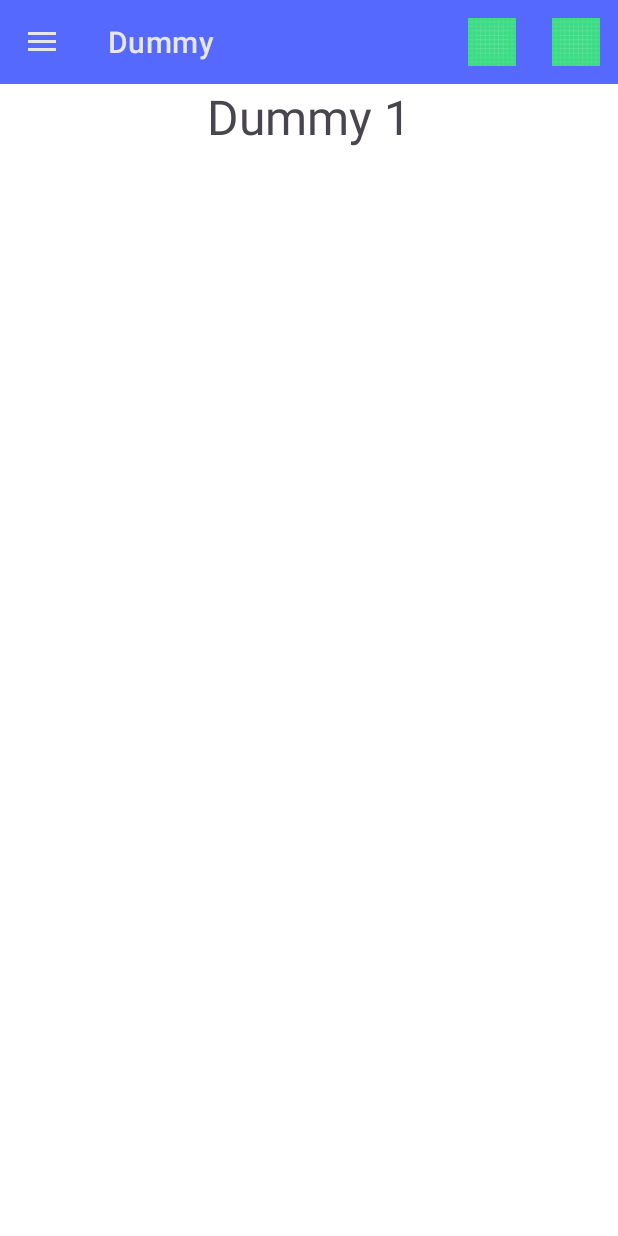
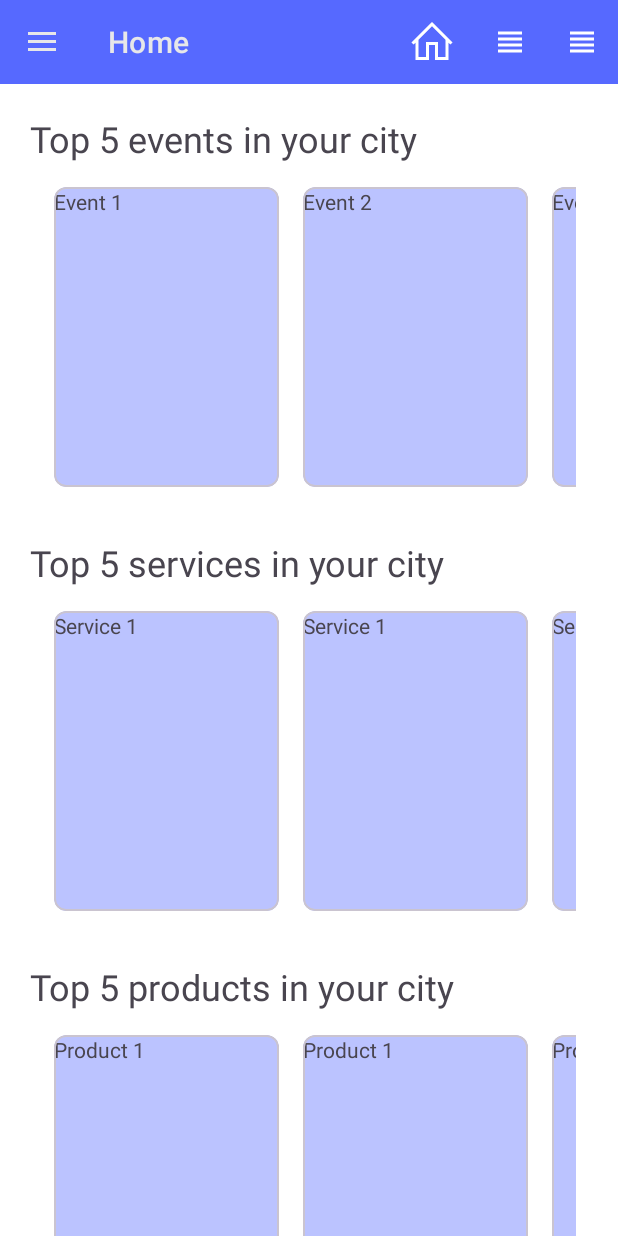
Before and after one commit to nikola-velemir/fusmobilni, an Android app: the HomeActivity screen opened directly, with no data from a screen before it, on a phone screen of 412 x 824 dp. Run offline under Robolectric (Android 15) with nearby library versions, the phone set to English and light mode, and no system bars; our stand-ins replace navigation-ui.

Commit message:
[feature/wip] home page cards

```diff
--- a/app/src/main/java/com/example/fusmobilni/activities/HomeActivity.java
+++ b/app/src/main/java/com/example/fusmobilni/activities/HomeActivity.java
@@ -82,7 +82,7 @@ public class HomeActivity extends AppCompatActivity {
             }
         });
 
-        _appBarConfiguration = new AppBarConfiguration.Builder(R.id.dummy_fragment,R.id.second_dummy_fragment).setOpenableLayout(_drawer).build();
+        _appBarConfiguration = new AppBarConfiguration.Builder(R.id.home_fragment, R.id.dummy_fragment,R.id.second_dummy_fragment).setOpenableLayout(_drawer).build();
         NavigationUI.setupWithNavController(_navigationView, _navController);
         NavigationUI.setupActionBarWithNavController(this, _navController, _appBarConfiguration);
     }
--- /dev/null
+++ b/app/src/main/java/com/example/fusmobilni/fragments/HomeFragment.java
@@ -0,0 +1,62 @@
+package com.example.fusmobilni.fragments;
+
+import android.os.Bundle;
+
+import androidx.fragment.app.Fragment;
+import androidx.fragment.app.FragmentTransaction;
+
+import android.view.LayoutInflater;
+import android.view.View;
+import android.view.ViewGroup;
+
+import com.example.fusmobilni.R;
+import com.example.fusmobilni.databinding.FragmentHomeBinding;
+
+/**
+ * A simple {@link Fragment} subclass.
+ * Use the {@link HomeFragment#newInstance} factory method to
+ * create an instance of this fragment.
+ */
+public class HomeFragment extends Fragment {
+
+    // TODO: Rename parameter arguments, choose names that match
+    // the fragment initialization parameters, e.g. ARG_ITEM_NUMBER
+    private FragmentHomeBinding _binding;
+    private static final String ARG_PARAM1 = "param1";
+    private static final String ARG_PARAM2 = "param2";
+
+    // TODO: Rename and change types of parameters
+    private String mParam1;
+    private String mParam2;
+
+    public HomeFragment() {
+        // Required empty public constructor
+    }
+    public static HomeFragment newInstance() {
+        HomeFragment fragment = new HomeFragment();
+//        Bundle args = new Bundle();
+//        args.putString(ARG_PARAM1, param1);
+//        args.putString(ARG_PARAM2, param2);
+//        fragment.setArguments(args);
+        return fragment;
+    }
+
+    @Override
+    public void onCreate(Bundle savedInstanceState) {
+        super.onCreate(savedInstanceState);
+        if (getArguments() != null) {
+            mParam1 = getArguments().getString(ARG_PARAM1);
+            mParam2 = getArguments().getString(ARG_PARAM2);
+        }
+    }
+
+    @Override
+    public View onCreateView(LayoutInflater inflater, ViewGroup container,
+                             Bundle savedInstanceState) {
+        // Inflate the layout for this fragment
+        _binding = FragmentHomeBinding.inflate(inflater,container,false);
+        View root = _binding.getRoot();
+
+        return root;
+    }
+}
--- /dev/null
+++ b/app/src/main/res/drawable/ic_home_big_black.xml
@@ -0,0 +1,9 @@
+<vector xmlns:android="http://schemas.android.com/apk/res/android"
+    android:width="64dp"
+    android:height="64dp"
+    android:viewportWidth="32"
+    android:viewportHeight="32">
+  <path
+      android:fillColor="#FF000000"
+      android:pathData="M16,2.594L15.281,3.281L2.281,16.281L3.719,17.719L5,16.438L5,28L14,28L14,18L18,18L18,28L27,28L27,16.438L28.281,17.719L29.719,16.281L16.719,3.281ZM16,5.438L25,14.438L25,26L20,26L20,16L12,16L12,26L7,26L7,14.438Z"/>
+</vector>
--- /dev/null
+++ b/app/src/main/res/drawable/ic_home_big_white.xml
@@ -0,0 +1,9 @@
+<vector xmlns:android="http://schemas.android.com/apk/res/android"
+    android:width="64dp"
+    android:height="64dp"
+    android:viewportWidth="32"
+    android:viewportHeight="32">
+  <path
+      android:fillColor="#FFFFFF"
+      android:pathData="M16,2.594L15.281,3.281L2.281,16.281L3.719,17.719L5,16.438L5,28L14,28L14,18L18,18L18,28L27,28L27,16.438L28.281,17.719L29.719,16.281L16.719,3.281ZM16,5.438L25,14.438L25,26L20,26L20,16L12,16L12,26L7,26L7,14.438Z"/>
+</vector>
--- /dev/null
+++ b/app/src/main/res/drawable/ic_home_small_black.xml
@@ -0,0 +1,9 @@
+<vector xmlns:android="http://schemas.android.com/apk/res/android"
+    android:width="32dp"
+    android:height="32dp"
+    android:viewportWidth="32"
+    android:viewportHeight="32">
+  <path
+      android:fillColor="#FF000000"
+      android:pathData="M16,2.594L15.281,3.281L2.281,16.281L3.719,17.719L5,16.438L5,28L14,28L14,18L18,18L18,28L27,28L27,16.438L28.281,17.719L29.719,16.281L16.719,3.281ZM16,5.438L25,14.438L25,26L20,26L20,16L12,16L12,26L7,26L7,14.438Z"/>
+</vector>
--- /dev/null
+++ b/app/src/main/res/drawable/ic_home_small_white.xml
@@ -0,0 +1,9 @@
+<vector xmlns:android="http://schemas.android.com/apk/res/android"
+    android:width="32dp"
+    android:height="32dp"
+    android:viewportWidth="32"
+    android:viewportHeight="32">
+  <path
+      android:fillColor="#FFFFFF"
+      android:pathData="M16,2.594L15.281,3.281L2.281,16.281L3.719,17.719L5,16.438L5,28L14,28L14,18L18,18L18,28L27,28L27,16.438L28.281,17.719L29.719,16.281L16.719,3.281ZM16,5.438L25,14.438L25,26L20,26L20,16L12,16L12,26L7,26L7,14.438Z"/>
+</vector>
--- /dev/null
+++ b/app/src/main/res/layout/fragment_home.xml
@@ -0,0 +1,278 @@
+<?xml version="1.0" encoding="utf-8"?>
+<FrameLayout xmlns:android="http://schemas.android.com/apk/res/android"
+    xmlns:app="http://schemas.android.com/apk/res-auto"
+    xmlns:tools="http://schemas.android.com/tools"
+    android:layout_width="match_parent"
+    android:layout_height="match_parent"
+    tools:context=".fragments.HomeFragment">
+
+    <androidx.constraintlayout.widget.ConstraintLayout
+        android:layout_width="match_parent"
+        android:layout_height="match_parent">
+
+        <LinearLayout
+            android:layout_width="match_parent"
+            android:layout_height="match_parent"
+            android:layout_marginStart="20dp"
+            android:layout_marginTop="20dp"
+            android:layout_marginEnd="20dp"
+            android:layout_marginBottom="20dp"
+            android:orientation="vertical"
+            app:layout_constraintBottom_toBottomOf="parent"
+            app:layout_constraintEnd_toEndOf="parent"
+            app:layout_constraintStart_toStartOf="parent"
+            app:layout_constraintTop_toTopOf="parent">
+
+            <TextView
+                android:id="@+id/textViewTop5Events"
+                android:layout_width="match_parent"
+                android:layout_height="wrap_content"
+                android:text="Top 5 events in your city"
+                android:textSize="24sp" />
+
+            <HorizontalScrollView
+                android:layout_width="match_parent"
+                android:layout_height="250dp"
+                android:padding="8dp"
+                android:scrollbars="none">
+
+                <LinearLayout
+                    android:layout_width="wrap_content"
+                    android:layout_height="match_parent"
+                    android:orientation="horizontal">
+
+                    <!-- Material Cards for Top 5 Events -->
+                    <com.google.android.material.card.MaterialCardView
+                        android:layout_width="150dp"
+                        android:layout_height="200dp"
+                        android:layout_margin="8dp"
+                        app:cardCornerRadius="8dp">
+
+                        <TextView
+                            android:layout_width="wrap_content"
+                            android:layout_height="wrap_content"
+                            android:text="Event 1" />
+                    </com.google.android.material.card.MaterialCardView>
+
+                    <com.google.android.material.card.MaterialCardView
+                        android:layout_width="150dp"
+                        android:layout_height="200dp"
+                        android:layout_margin="8dp"
+                        app:cardCornerRadius="8dp">
+
+                        <TextView
+                            android:layout_width="wrap_content"
+                            android:layout_height="wrap_content"
+                            android:text="Event 2" />
+                    </com.google.android.material.card.MaterialCardView>
+
+                    <com.google.android.material.card.MaterialCardView
+                        android:layout_width="150dp"
+                        android:layout_height="200dp"
+                        android:layout_margin="8dp"
+                        app:cardCornerRadius="8dp">
+
+                        <TextView
+                            android:layout_width="wrap_content"
+                            android:layout_height="wrap_content"
+                            android:text="Event 3" />
+                    </com.google.android.material.card.MaterialCardView>
+
+                    <com.google.android.material.card.MaterialCardView
+                        android:layout_width="150dp"
+                        android:layout_height="200dp"
+                        android:layout_margin="8dp"
+                        app:cardCornerRadius="8dp">
+
+                        <TextView
+                            android:layout_width="wrap_content"
+                            android:layout_height="wrap_content"
+                            android:text="Event 4" />
+                    </com.google.android.material.card.MaterialCardView>
+
+                    <com.google.android.material.card.MaterialCardView
+                        android:layout_width="150dp"
+                        android:layout_height="200dp"
+                        android:layout_margin="8dp"
+                        app:cardCornerRadius="8dp">
+
+                        <TextView
+                            android:layout_width="wrap_content"
+                            android:layout_height="wrap_content"
+                            android:text="Event 5" />
+                    </com.google.android.material.card.MaterialCardView>
+
+                </LinearLayout>
+            </HorizontalScrollView>
+
+            <TextView
+                android:id="@+id/textViewTop5Services"
+                android:layout_width="match_parent"
+                android:layout_height="wrap_content"
+                android:text="Top 5 services in your city"
+                android:textSize="24sp" />
+
+            <HorizontalScrollView
+                android:layout_width="match_parent"
+                android:layout_height="250dp"
+                android:padding="8dp"
+                android:scrollbars="none">
+
+                <LinearLayout
+                    android:layout_width="wrap_content"
+                    android:layout_height="match_parent"
+                    android:orientation="horizontal">
+
+                    <!-- Material Cards for Top 5 Services -->
+                    <com.google.android.material.card.MaterialCardView
+                        android:layout_width="150dp"
+                        android:layout_height="200dp"
+                        android:layout_margin="8dp"
+                        app:cardCornerRadius="8dp">
+
+                        <TextView
+                            android:layout_width="wrap_content"
+                            android:layout_height="wrap_content"
+                            android:text="Service 1" />
+                    </com.google.android.material.card.MaterialCardView>
+
+                    <com.google.android.material.card.MaterialCardView
+                        android:layout_width="150dp"
+                        android:layout_height="200dp"
+                        android:layout_margin="8dp"
+                        app:cardCornerRadius="8dp">
+
+                        <TextView
+                            android:layout_width="wrap_content"
+                            android:layout_height="wrap_content"
+                            android:text="Service 1" />
+                    </com.google.android.material.card.MaterialCardView>
+
+                    <com.google.android.material.card.MaterialCardView
+                        android:layout_width="150dp"
+                        android:layout_height="200dp"
+                        android:layout_margin="8dp"
+                        app:cardCornerRadius="8dp">
+
+                        <TextView
+                            android:layout_width="wrap_content"
+                            android:layout_height="wrap_content"
+                            android:text="Service 1" />
+                    </com.google.android.material.card.MaterialCardView>
+
+                    <com.google.android.material.card.MaterialCardView
+                        android:layout_width="150dp"
+                        android:layout_height="200dp"
+                        android:layout_margin="8dp"
+                        app:cardCornerRadius="8dp">
+
+                        <TextView
+                            android:layout_width="wrap_content"
+                            android:layout_height="wrap_content"
+                            android:text="Service 1" />
+                    </com.google.android.material.card.MaterialCardView>
+
+                    <com.google.android.material.card.MaterialCardView
+                        android:layout_width="150dp"
+                        android:layout_height="200dp"
+                        android:layout_margin="8dp"
+                        app:cardCornerRadius="8dp">
+
+                        <TextView
+                            android:layout_width="wrap_content"
+                            android:layout_height="wrap_content"
+                            android:text="Service 1" />
+                    </com.google.android.material.card.MaterialCardView>
+
+                    <!-- Add more MaterialCardView for each service as needed -->
+
+                </LinearLayout>
+            </HorizontalScrollView>
+
+            <TextView
+                android:id="@+id/textViewTop5Products"
+                android:layout_width="match_parent"
+                android:layout_height="wrap_content"
+                android:text="Top 5 products in your city"
+                android:textSize="24sp" />
+
+            <HorizontalScrollView
+                android:layout_width="match_parent"
+                android:layout_height="250dp"
+                android:padding="8dp"
+                android:scrollbars="none">
+
+                <LinearLayout
+                    android:layout_width="wrap_content"
+                    android:layout_height="match_parent"
+                    android:orientation="horizontal">
+
+                    <!-- Material Cards for Top 5 Products -->
+                    <com.google.android.material.card.MaterialCardView
+                        android:layout_width="150dp"
+                        android:layout_height="200dp"
+                        android:layout_margin="8dp"
+                        app:cardCornerRadius="8dp">
+
+                        <TextView
+                            android:layout_width="wrap_content"
+                            android:layout_height="wrap_content"
+                            android:text="Product 1" />
+                    </com.google.android.material.card.MaterialCardView>
+
+                    <com.google.android.material.card.MaterialCardView
+                        android:layout_width="150dp"
+                        android:layout_height="200dp"
+                        android:layout_margin="8dp"
+                        app:cardCornerRadius="8dp">
+
+                        <TextView
+                            android:layout_width="wrap_content"
+                            android:layout_height="wrap_content"
+                            android:text="Product 1" />
+                    </com.google.android.material.card.MaterialCardView>
+
+                    <com.google.android.material.card.MaterialCardView
+                        android:layout_width="150dp"
+                        android:layout_height="200dp"
+                        android:layout_margin="8dp"
+                        app:cardCornerRadius="8dp">
+
+                        <TextView
+                            android:layout_width="wrap_content"
+                            android:layout_height="wrap_content"
+                            android:text="Product 1" />
+                    </com.google.android.material.card.MaterialCardView>
+
+                    <com.google.android.material.card.MaterialCardView
+                        android:layout_width="150dp"
+                        android:layout_height="200dp"
+                        android:layout_margin="8dp"
+                        app:cardCornerRadius="8dp">
+
+                        <TextView
+                            android:layout_width="wrap_content"
+                            android:layout_height="wrap_content"
+                            android:text="Product 1" />
+                    </com.google.android.material.card.MaterialCardView>
+
+                    <com.google.android.material.card.MaterialCardView
+                        android:layout_width="150dp"
+                        android:layout_height="200dp"
+                        android:layout_margin="8dp"
+                        app:cardCornerRadius="8dp">
+
+                        <TextView
+                            android:layout_width="wrap_content"
+                            android:layout_height="wrap_content"
+                            android:text="Product 1" />
+                    </com.google.android.material.card.MaterialCardView>
+
+
+                    <!-- Add more MaterialCardView for each product as needed -->
+
+                </LinearLayout>
+            </HorizontalScrollView>
+        </LinearLayout>
+    </androidx.constraintlayout.widget.ConstraintLayout>
+</FrameLayout>
--- a/app/src/main/res/menu/navigation_drawer.xml
+++ b/app/src/main/res/menu/navigation_drawer.xml
@@ -5,12 +5,17 @@
         android:title="Kurcina">
         <menu>
             <item
+                android:id="@id/home_fragment"
+                android:icon="@drawable/ic_home_big_black"
+                android:title="Home"
+                android:orderInCategory="100"/>
+            <item
                 android:id="@+id/dummy_fragment"
-                android:icon="@drawable/ic_launcher_background"
+                android:icon="@drawable/ic_hamburger"
                 android:title="Favourites"/>
             <item
                 android:id="@+id/second_dummy_fragment"
-                android:icon="@drawable/ic_launcher_background"
+                android:icon="@drawable/ic_hamburger"
                 android:title="Favourites"
              />
 
--- a/app/src/main/res/menu/navigation_menu.xml
+++ b/app/src/main/res/menu/navigation_menu.xml
@@ -3,16 +3,23 @@
     xmlns:app="http://schemas.android.com/apk/res-auto">
     <group android:checkableBehavior="single">
         <item
-            android:id="@+id/dummy_fragment"
-            android:icon="@drawable/ic_launcher_background"
-            android:title="Favourites"
+            android:id="@id/home_fragment"
+            android:icon="@drawable/ic_home_big_white"
+            android:title="Home"
             app:showAsAction="ifRoom"
             android:orderInCategory="100"/>
         <item
-            android:id="@+id/second_dummy_fragment"
-            android:icon="@drawable/ic_launcher_background"
+            android:id="@+id/dummy_fragment"
+            android:icon="@drawable/ic_hamburger"
             android:title="Favourites"
             app:showAsAction="ifRoom"
             android:orderInCategory="200"/>
+        <item
+            android:id="@+id/second_dummy_fragment"
+            android:icon="@drawable/ic_hamburger"
+            android:title="Favourites"
+            app:showAsAction="ifRoom"
+            android:orderInCategory="300"/>
+
     </group>
 </menu>
--- a/app/src/main/res/navigation/base_navigation.xml
+++ b/app/src/main/res/navigation/base_navigation.xml
@@ -4,12 +4,12 @@
     xmlns:app="http://schemas.android.com/apk/res-auto"
     xmlns:tools="http://schemas.android.com/tools"
     android:id="@+id/base_navigation"
-    app:startDestination="@id/dummy_fragment"
+    app:startDestination="@id/home_fragment"
     >
     <fragment
         android:id="@+id/dummy_fragment"
         android:name="com.example.fusmobilni.fragments.DummyFragment"
-        android:label="Dummy"
+        android:label="Home"
         tools:layout="@layout/fragment_dummy"
         />
     <fragment
@@ -18,4 +18,10 @@
         android:label="Dummy"
         tools:layout="@layout/fragment_second_dummy"
         />
+    <fragment
+        android:id="@+id/home_fragment"
+        android:name="com.example.fusmobilni.fragments.HomeFragment"
+        android:label="Home"
+        tools:layout="@layout/fragment_second_dummy"
+        />
 </navigation>
```
